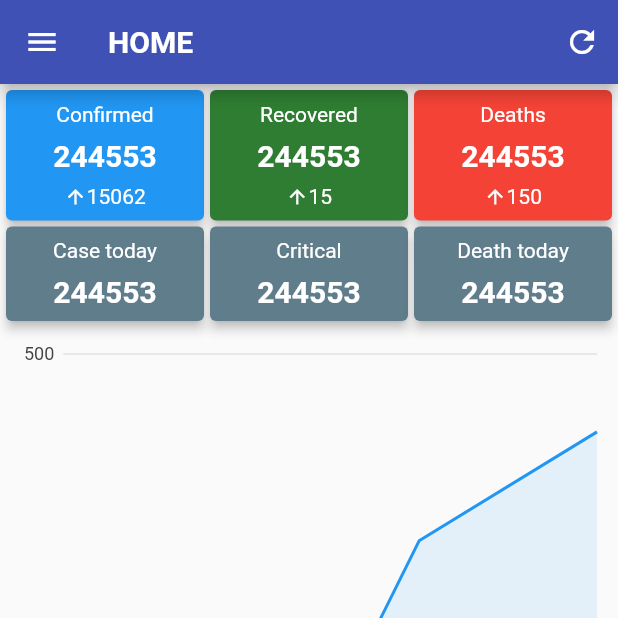
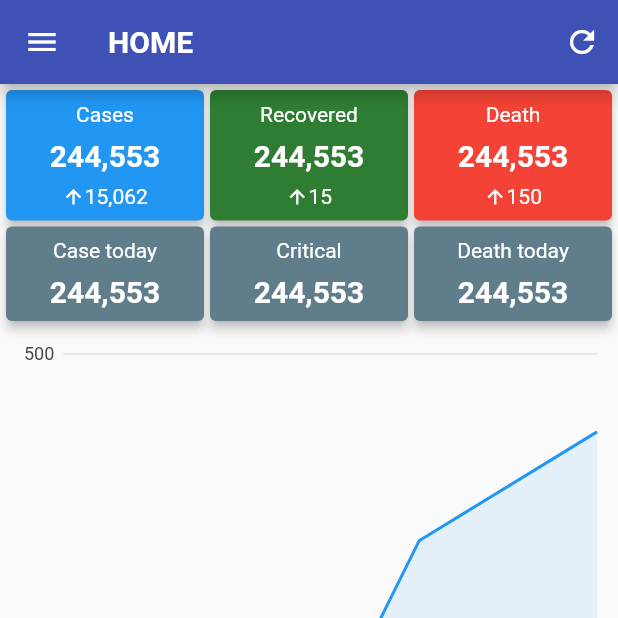
Before and after one commit to andynvt/covid-19, a Flutter app: the screen it shows after launch, on a phone screen of 412 x 824 dp, the top half of it. Run offline on Flutter 3.47's test engine with Material 2 defaults, Android fonts, the phone set to English and light mode, and no system bars; our stand-ins replace charts_flutter, rxdart.

Commit message:
update main view

```diff
--- /dev/null
+++ b/lib/model/model.dart
@@ -0,0 +1,2 @@
+export './country.dart';
+export './type_enum.dart';
--- /dev/null
+++ b/lib/model/type_enum.dart
@@ -0,0 +1,42 @@
+import 'package:covid/resource/resource.dart';
+import 'package:flutter/material.dart';
+
+enum TypeEnum { CASES, RECOVERED, DEATH, CRITICAL, CASE_TODAY, DEATH_TODAY }
+
+String typeEnumToStr(TypeEnum type) {
+  switch (type) {
+    case TypeEnum.CASES:
+      return 'Cases';
+    case TypeEnum.RECOVERED:
+      return 'Recovered';
+    case TypeEnum.DEATH:
+      return 'Death';
+    case TypeEnum.CRITICAL:
+      return 'Critical';
+    case TypeEnum.CASE_TODAY:
+      return 'Case today';
+    case TypeEnum.DEATH_TODAY:
+      return 'Death today';
+    default:
+      return '';
+  }
+}
+
+Color typeEnumToColor(TypeEnum type) {
+  switch (type) {
+    case TypeEnum.CASES:
+      return Cl.mBlue;
+    case TypeEnum.RECOVERED:
+      return Cl.mGreen;
+    case TypeEnum.DEATH:
+      return Cl.mRed;
+    case TypeEnum.CRITICAL:
+      return Cl.mBlueGrey;
+    case TypeEnum.CASE_TODAY:
+      return Cl.mBlueGrey;
+    case TypeEnum.DEATH_TODAY:
+      return Cl.mBlueGrey;
+    default:
+      return Cl.mBlueGrey;
+  }
+}
--- a/lib/module/main/main_model.dart
+++ b/lib/module/main/main_model.dart
@@ -1,10 +1,5 @@
 import 'package:flutter/material.dart';
-
 import 'main_logic.dart';
-
-enum typeEnum {
-  CONFIRMED, RECOVERED, DEATH, CRITICAL, CASE_TODAY, DEATH_TODAY
-}
 
 class MainModel extends ChangeNotifier {
   MainLogic _logic;
--- a/lib/module/main/main_view.dart
+++ b/lib/module/main/main_view.dart
@@ -1,5 +1,7 @@
 import 'package:charts_flutter/flutter.dart' as charts;
+import 'package:covid/model/model.dart';
 import 'package:covid/resource/resource.dart';
+import 'package:covid/util/util.dart';
 import 'package:flutter/material.dart';
 import 'package:provider/provider.dart';
 
@@ -22,7 +24,7 @@ class _MainViewState extends State<_MainView> {
 
   void _menuItemClick() {}
 
-  void _statisticClick(typeEnum type) {}
+  void _statisticClick(TypeEnum type) {}
 
   @override
   Widget build(BuildContext context) {
@@ -79,11 +81,11 @@ class _MainViewState extends State<_MainView> {
           Row(
             children: <Widget>[
               SizedBox(width: 4),
-              _renderBoxInfo(typeEnum.CONFIRMED, 244553, variability: 15062),
+              _renderBoxInfo(TypeEnum.CASES, 244553, variability: 15062),
               SizedBox(width: 4),
-              _renderBoxInfo(typeEnum.RECOVERED, 244553, variability: -15),
+              _renderBoxInfo(TypeEnum.RECOVERED, 244553, variability: -15),
               SizedBox(width: 4),
-              _renderBoxInfo(typeEnum.DEATH, 244553, variability: 150),
+              _renderBoxInfo(TypeEnum.DEATH, 244553, variability: 150),
               SizedBox(width: 4),
             ],
           ),
@@ -91,11 +93,11 @@ class _MainViewState extends State<_MainView> {
           Row(
             children: <Widget>[
               SizedBox(width: 4),
-              _renderBoxInfo(typeEnum.CASE_TODAY, 244553),
+              _renderBoxInfo(TypeEnum.CASE_TODAY, 244553),
               SizedBox(width: 4),
-              _renderBoxInfo(typeEnum.CRITICAL, 244553),
+              _renderBoxInfo(TypeEnum.CRITICAL, 244553),
               SizedBox(width: 4),
-              _renderBoxInfo(typeEnum.DEATH_TODAY, 244553),
+              _renderBoxInfo(TypeEnum.DEATH_TODAY, 244553),
               SizedBox(width: 4),
             ],
           ),
@@ -113,50 +115,21 @@ class _MainViewState extends State<_MainView> {
     );
   }
 
-  Widget _renderBoxInfo(typeEnum type, int number, {int variability = 0}) {
-    var color = Cl.white;
-    var text = '';
-    switch (type) {
-      case typeEnum.CONFIRMED:
-        color = Cl.mBlue;
-        text = 'Confirmed';
-        break;
-      case typeEnum.RECOVERED:
-        color = Cl.mGreen;
-        text = 'Recovered';
-        break;
-      case typeEnum.DEATH:
-        color = Cl.mRed;
-        text = 'Deaths';
-        break;
-      case typeEnum.CRITICAL:
-        color = Cl.mBlueGrey;
-        text = 'Critical';
-        break;
-      case typeEnum.CASE_TODAY:
-        color = Cl.mBlueGrey;
-        text = 'Case today';
-        break;
-      case typeEnum.DEATH_TODAY:
-        color = Cl.mBlueGrey;
-        text = 'Death today';
-        break;
-    }
-
+  Widget _renderBoxInfo(TypeEnum type, int number, {int variability = 0}) {
     return Expanded(
       child: InkWell(
         onTap: () => _statisticClick(type),
         child: Card(
-          color: color,
+          color: typeEnumToColor(type),
           elevation: 3,
           margin: EdgeInsets.zero,
           child: Padding(
             padding: const EdgeInsets.all(8.0),
             child: Column(
               children: <Widget>[
-                Text(text, style: Style.s_03),
+                Text(typeEnumToStr(type), style: Style.s_03),
                 SizedBox(height: 8),
-                Text('$number', style: Style.s_02),
+                Text('${TTString.shared().format(number)}', style: Style.s_02),
                 SizedBox(height: variability != 0 ? 8 : 0),
                 variability != 0
                     ? Row(
@@ -167,7 +140,10 @@ class _MainViewState extends State<_MainView> {
                             size: 15,
                             color: Cl.white,
                           ),
-                          Text('${variability.abs()}', style: Style.s_03),
+                          Text(
+                            '${TTString.shared().format(variability.abs())}',
+                            style: Style.s_03,
+                          ),
                         ],
                       )
                     : Container(),
--- /dev/null
+++ b/lib/service/service.dart
@@ -0,0 +1 @@
+export './network/network_service.dart';
--- /dev/null
+++ b/lib/util/string_util.dart
@@ -0,0 +1,20 @@
+import 'package:intl/intl.dart';
+
+class TTString {
+  static TTString _sInstance;
+  final _number = new NumberFormat("#,###");
+
+  TTString._();
+
+  factory TTString.shared() {
+    if (_sInstance == null) {
+      _sInstance = TTString._();
+    }
+    return _sInstance;
+  }
+
+  String format(int number) {
+    return _number.format(number);
+  }
+
+}
--- /dev/null
+++ b/lib/util/util.dart
@@ -0,0 +1 @@
+export 'string_util.dart';
--- a/pubspec.yaml
+++ b/pubspec.yaml
@@ -24,6 +24,7 @@ dependencies:
   provider: ^4.0.4
   rxdart: ^0.23.1
   charts_flutter: ^0.9.0
+  intl: ^0.16.1
 
 dev_dependencies:
   flutter_test:
```
Also changed, not shown: lib/model/country.dart (added, +50 -0 lines), lib/service/network/network_service.dart (added), pubspec.lock, 2 other files.
